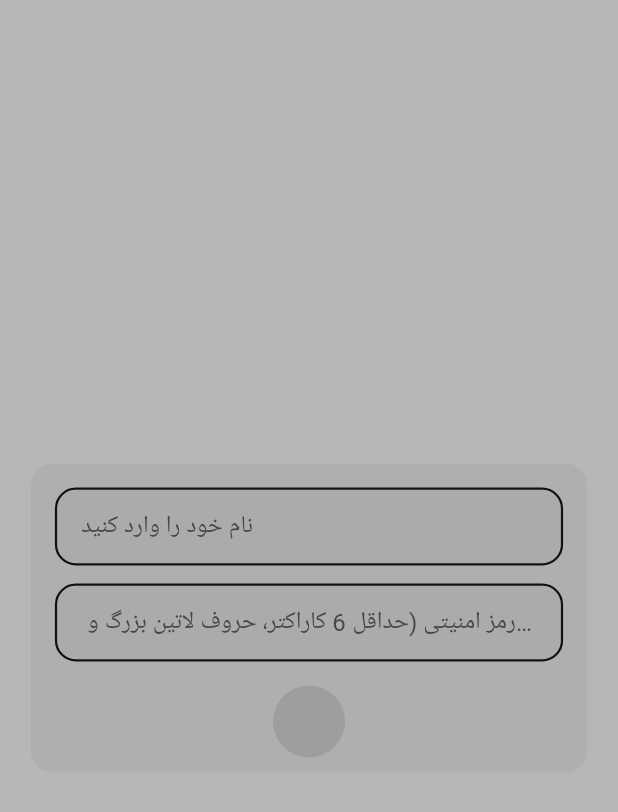
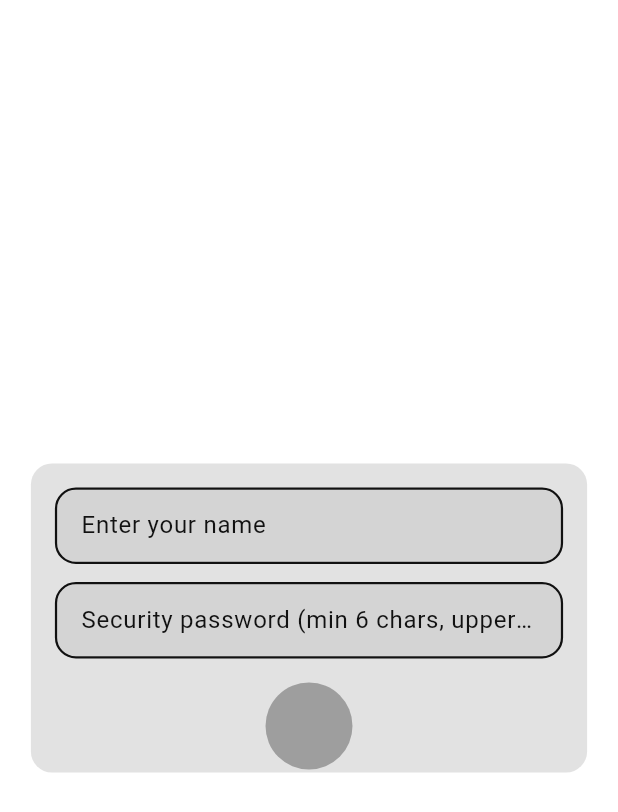
Before and after one commit to javadmeighani-oss/sedi-frontend, a Flutter app: the screen it shows after launch, on a phone screen of 412 x 824 dp. Shown: the top 812 px of the screen. Run offline on Flutter 3.47's test engine with Material 3 defaults, Android fonts, the phone set to English and light mode, and no system bars; our stand-ins replace shared_preferences; Roboto replaces fonts that are missing (default).

Commit message:
Fix: Change onboarding page to English, remove dark overlay, make text visible, increase submit button size 20%

```diff
--- a/lib/features/onboarding/presentation/pages/onboarding_page.dart
+++ b/lib/features/onboarding/presentation/pages/onboarding_page.dart
@@ -116,7 +116,7 @@ class _OnboardingPageState extends State<OnboardingPage> {
         if (mounted) {
           ScaffoldMessenger.of(context).showSnackBar(
             SnackBar(
-              content: Text(result['message']?.toString() ?? 'خطا در ثبت اطلاعات. لطفاً دوباره تلاش کنید.'),
+              content: Text(result['message']?.toString() ?? 'Error registering information. Please try again.'),
               backgroundColor: Colors.red,
             ),
           );
@@ -141,7 +141,7 @@ class _OnboardingPageState extends State<OnboardingPage> {
         if (mounted) {
           ScaffoldMessenger.of(context).showSnackBar(
             const SnackBar(
-              content: Text('خطا در ذخیره اطلاعات محلی. لطفاً دوباره تلاش کنید.'),
+              content: Text('Error saving local information. Please try again.'),
               backgroundColor: Colors.red,
             ),
           );
@@ -185,16 +185,8 @@ class _OnboardingPageState extends State<OnboardingPage> {
 
     return Scaffold(
       backgroundColor: Colors.transparent,
-      body: Stack(
-        children: [
-          // Background with transparency
-          Container(
-            decoration: BoxDecoration(
-              color: AppTheme.primaryBlack.withOpacity(0.3), // Dark overlay
-            ),
-          ),
+      body: Center(
         // Onboarding form - Small container (1/4 of screen)
-          Center(
         child: Container(
           width: containerWidth,
           constraints: BoxConstraints(
@@ -228,8 +220,6 @@ class _OnboardingPageState extends State<OnboardingPage> {
           ),
         ),
       ),
-        ],
-      ),
     );
   }
 
@@ -250,17 +240,22 @@ class _OnboardingPageState extends State<OnboardingPage> {
         child: TextFormField(
           controller: _nameController,
           decoration: const InputDecoration(
-            hintText: 'نام خود را وارد کنید',
+            hintText: 'Enter your name',
+            hintStyle: TextStyle(color: AppTheme.textPrimary),
             border: InputBorder.none,
             contentPadding: EdgeInsets.symmetric(horizontal: 16, vertical: 12),
           ),
-          textDirection: TextDirection.rtl,
+          style: const TextStyle(
+            color: AppTheme.textPrimary,
+            fontSize: 16,
+          ),
+          textDirection: TextDirection.ltr,
           validator: (value) {
             if (value == null || value.trim().isEmpty) {
-              return 'لطفاً نام خود را وارد کنید';
+              return 'Please enter your name';
             }
             if (value.trim().length < 2) {
-              return 'نام باید حداقل 2 کاراکتر باشد';
+              return 'Name must be at least 2 characters';
             }
             return null;
           },
@@ -286,12 +281,17 @@ class _OnboardingPageState extends State<OnboardingPage> {
         child: TextFormField(
           controller: _passwordController,
           decoration: InputDecoration(
-            hintText: 'رمز امنیتی (حداقل 6 کاراکتر، حروف لاتین بزرگ و اعداد انگلیسی)',
+            hintText: 'Security password (min 6 chars, uppercase letters and numbers)',
+            hintStyle: const TextStyle(color: AppTheme.textPrimary),
             border: InputBorder.none,
             contentPadding: const EdgeInsets.symmetric(horizontal: 16, vertical: 12),
             suffixIcon: _isPasswordValid
                 ? Icon(Icons.check_circle, color: AppTheme.pistachioGreen, size: 20)
                 : null,
+          ),
+          style: const TextStyle(
+            color: AppTheme.textPrimary,
+            fontSize: 16,
           ),
           obscureText: true,
           textDirection: TextDirection.ltr,
@@ -300,19 +300,19 @@ class _OnboardingPageState extends State<OnboardingPage> {
           ],
           validator: (value) {
             if (value == null || value.isEmpty) {
-              return 'لطفاً رمز امنیتی را وارد کنید';
+              return 'Please enter security password';
             }
             if (value.length < 6) {
-              return 'رمز باید حداقل 6 کاراکتر باشد';
+              return 'Password must be at least 6 characters';
             }
             if (!value.contains(RegExp(r'[A-Z]'))) {
-              return 'رمز باید شامل حروف لاتین بزرگ باشد';
+              return 'Password must contain uppercase letters';
             }
             if (!value.contains(RegExp(r'[0-9]'))) {
-              return 'رمز باید شامل اعداد انگلیسی باشد';
+              return 'Password must contain numbers';
             }
             if (!value.contains(RegExp(r'^[A-Z0-9]+$'))) {
-              return 'رمز باید فقط شامل حروف لاتین بزرگ و اعداد انگلیسی باشد';
+              return 'Password must only contain uppercase letters and numbers';
             }
             return null;
           },
@@ -322,11 +322,17 @@ class _OnboardingPageState extends State<OnboardingPage> {
   }
 
   Widget _buildSubmitButton() {
-    return GestureDetector(
+    // 20% larger: 48 * 1.2 = 57.6 ≈ 58
+    const buttonSize = 58.0;
+    // Icon size: 28 * 1.2 = 33.6 ≈ 34
+    const iconSize = 34.0;
+
+    return Center(
+      child: GestureDetector(
         onTap: _isFormValid && !_isSubmitting ? _submitForm : null,
         child: Container(
-        width: 48,
-        height: 48,
+          width: buttonSize,
+          height: buttonSize,
           decoration: BoxDecoration(
             color: _isFormValid && !_isSubmitting
                 ? AppTheme.primaryBlack // Black when valid
@@ -349,7 +355,8 @@ class _OnboardingPageState extends State<OnboardingPage> {
                   color: _isFormValid
                       ? AppTheme.backgroundWhite
                       : AppTheme.metalGrey.withOpacity(0.5),
-                size: 28,
+                  size: iconSize,
+                ),
         ),
       ),
     );
```
Lines whose indentation alone changed are shown as unchanged.
